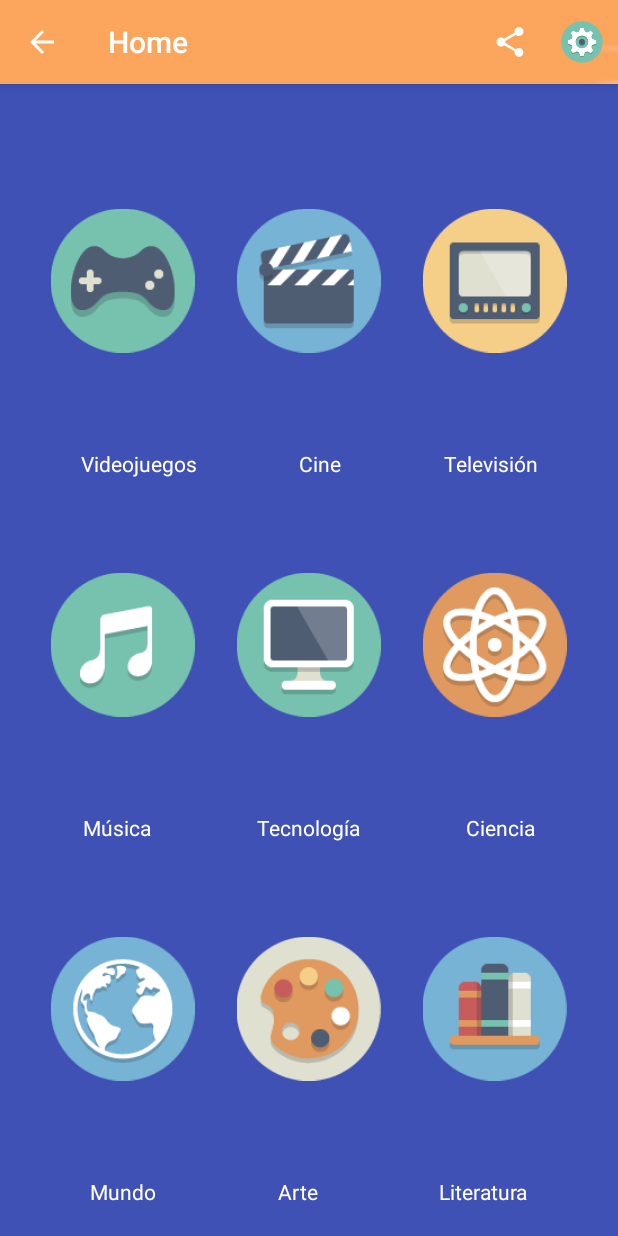
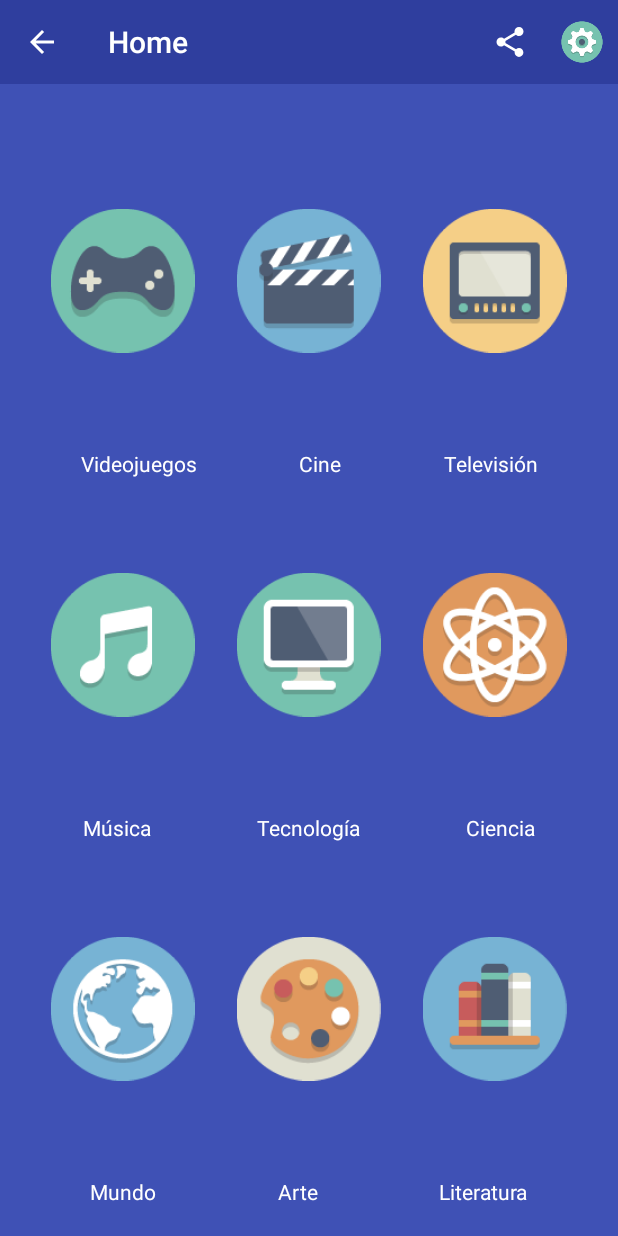
Before and after one commit to Alexandroat/Qizit, an Android app: the Categories screen opened directly, with no data from a screen before it, on a phone screen of 412 x 824 dp. Run offline under Robolectric (Android 15) with nearby library versions, the phone set to English and light mode, and no system bars.

Commit message:
new look

```diff
--- a/app/src/main/res/values/actionBarColor.xml
+++ b/app/src/main/res/values/actionBarColor.xml
@@ -10,9 +10,9 @@
 
     <!-- ActionBar styles -->
     <style name="MyActionBar" parent="@style/Widget.AppCompat.Light.ActionBar.Solid.Inverse">
-        <item name="android:background">@drawable/actionbar_background</item>
+        <item name="android:background">@drawable/gggrr</item>
 
         <!-- Support library compatibility -->
-        <item name="background">@drawable/actionbar_background</item>
+        <item name="background">@drawable/gggrr</item>
     </style>
 </resources>
```
